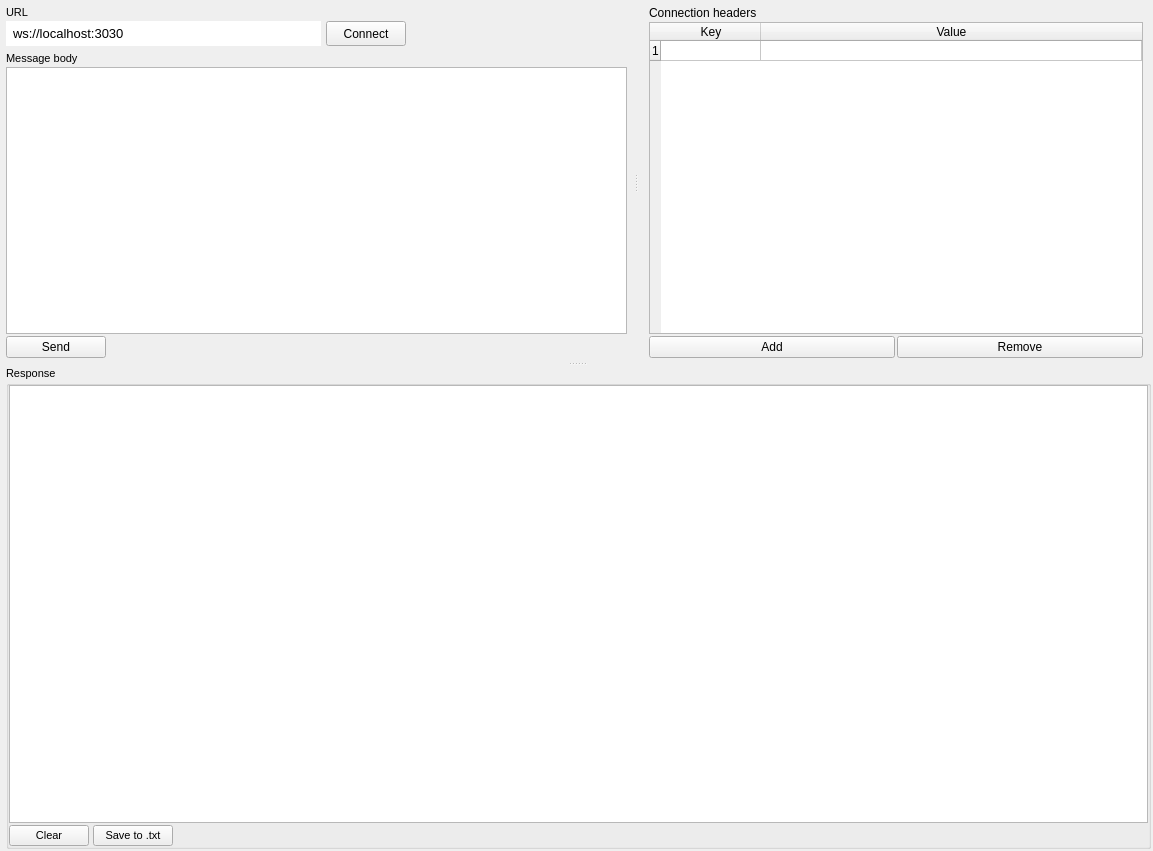
junioramilson/json-websocket-client, file src/UI/WSClientTabWidget.ui: the form before one commit.
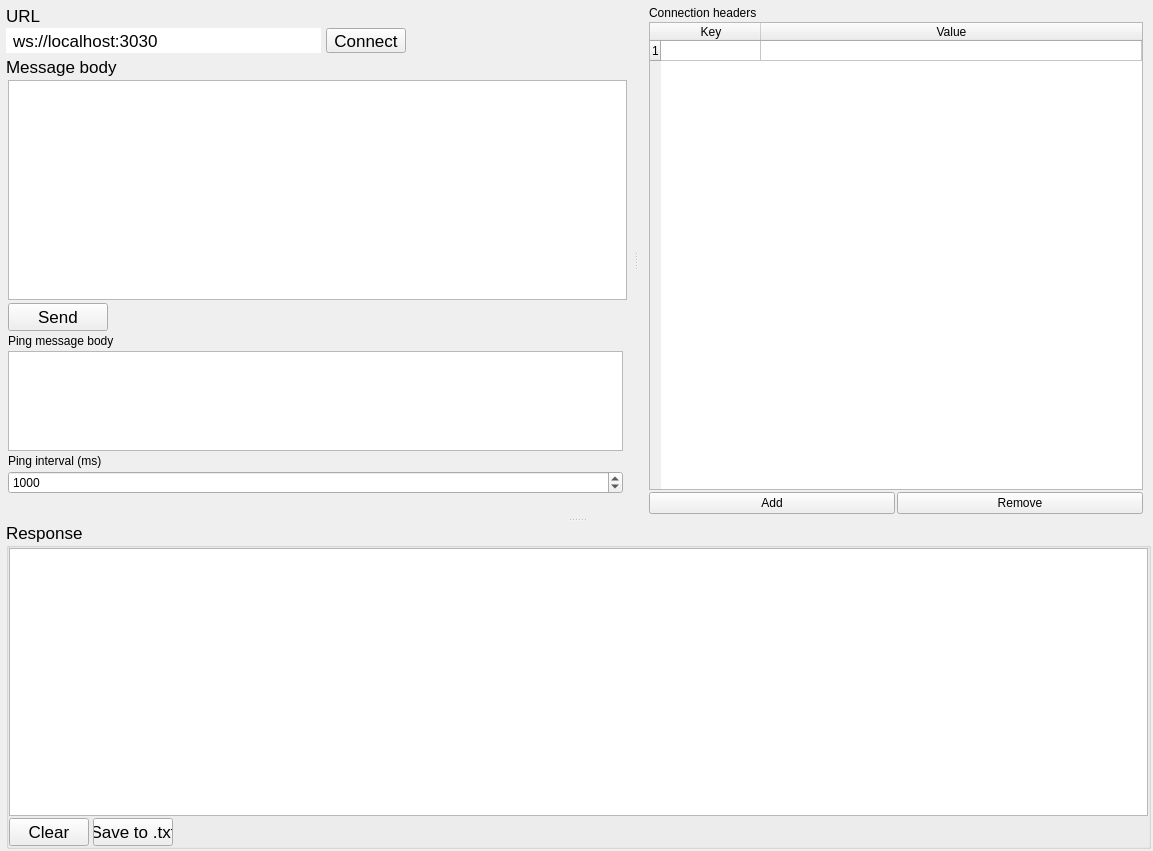
The form after the commit.

Commit message: add ping routine

What changed in the file:
```diff
--- a/src/UI/WSClientTabWidget.ui
+++ b/src/UI/WSClientTabWidget.ui
@@ -11,9 +11,7 @@
    </rect>
   </property>
   <property name="font">
-   <font>
-    <family>Segoe UI</family>
-   </font>
+   <font/>
   </property>
   <property name="windowTitle">
    <string>Form</string>
@@ -80,7 +78,7 @@
           <property name="frameShadow">
            <enum>QFrame::Plain</enum>
           </property>
-          <layout class="QGridLayout" name="gridLayout_8">
+          <layout class="QGridLayout" name="gridLayout_8" columnstretch="0">
            <property name="leftMargin">
             <number>4</number>
            </property>
@@ -93,9 +91,12 @@
            <property name="bottomMargin">
             <number>2</number>
            </property>
-           <property name="spacing">
+           <property name="horizontalSpacing">
             <number>2</number>
            </property>
+           <property name="verticalSpacing">
+            <number>1</number>
+           </property>
            <item row="0" column="0">
             <widget class="QFrame" name="frame">
              <property name="minimumSize">
@@ -148,9 +149,7 @@
                 </property>
                 <property name="font">
                  <font>
-                  <family>Segoe UI</family>
-                  <pointsize>9</pointsize>
-                  <weight>50</weight>
+                  <pointsize>13</pointsize>
                   <bold>false</bold>
                  </font>
                 </property>
@@ -172,9 +171,7 @@
                 </property>
                 <property name="font">
                  <font>
-                  <family>Segoe UI</family>
-                  <pointsize>10</pointsize>
-                  <weight>50</weight>
+                  <pointsize>13</pointsize>
                   <bold>false</bold>
                   <underline>false</underline>
                   <stylestrategy>PreferAntialias</stylestrategy>
@@ -216,9 +213,7 @@
                 </property>
                 <property name="font">
                  <font>
-                  <family>Segoe UI</family>
-                  <pointsize>8</pointsize>
-                  <weight>50</weight>
+                  <pointsize>13</pointsize>
                   <bold>false</bold>
                  </font>
                 </property>
@@ -267,54 +262,15 @@
                <number>2</number>
               </property>
               <property name="horizontalSpacing">
-               <number>0</number>
-              </property>
-              <property name="verticalSpacing">
                <number>2</number>
               </property>
-              <item row="2" column="3">
-               <spacer name="horizontalSpacer_2">
-                <property name="orientation">
-                 <enum>Qt::Horizontal</enum>
-                </property>
-                <property name="sizeHint" stdset="0">
-                 <size>
-                  <width>40</width>
-                  <height>20</height>
-                 </size>
-                </property>
-               </spacer>
-              </item>
-              <item row="2" column="2">
-               <widget class="QPushButton" name="sendMessageBtn">
-                <property name="sizePolicy">
-                 <sizepolicy hsizetype="Minimum" vsizetype="Preferred">
-                  <horstretch>0</horstretch>
-                  <verstretch>0</verstretch>
-                 </sizepolicy>
-                </property>
-                <property name="minimumSize">
-                 <size>
-                  <width>100</width>
-                  <height>0</height>
-                 </size>
-                </property>
-                <property name="font">
-                 <font>
-                  <family>Segoe UI</family>
-                  <pointsize>9</pointsize>
-                  <weight>50</weight>
-                  <bold>false</bold>
-                 </font>
-                </property>
-                <property name="styleSheet">
-                 <string notr="true"/>
-                </property>
+              <property name="verticalSpacing">
+               <number>3</number>
+              </property>
+              <item row="3" column="1">
+               <widget class="QLabel" name="label_5">
                 <property name="text">
-                 <string>Send</string>
-                </property>
-                <property name="autoRepeat">
-                 <bool>false</bool>
+                 <string>Ping message body</string>
                 </property>
                </widget>
               </item>
@@ -328,9 +284,7 @@
                 </property>
                 <property name="font">
                  <font>
-                  <family>Segoe UI</family>
-                  <pointsize>8</pointsize>
-                  <weight>50</weight>
+                  <pointsize>13</pointsize>
                   <bold>false</bold>
                  </font>
                 </property>
@@ -339,12 +293,22 @@
                 </property>
                </widget>
               </item>
+              <item row="8" column="1">
+               <widget class="QSpinBox" name="pingIntervalSpinBox">
+                <property name="maximum">
+                 <number>100000</number>
+                </property>
+                <property name="value">
+                 <number>1000</number>
+                </property>
+               </widget>
+              </item>
               <item row="1" column="1" colspan="3">
                <widget class="QTextEdit" name="messageTextInput">
                 <property name="minimumSize">
                  <size>
                   <width>0</width>
-                  <height>50</height>
+                  <height>100</height>
                  </size>
                 </property>
                 <property name="maximumSize">
@@ -355,9 +319,7 @@
                 </property>
                 <property name="font">
                  <font>
-                  <family>JetBrains Mono</family>
-                  <pointsize>9</pointsize>
-                  <weight>50</weight>
+                  <pointsize>13</pointsize>
                   <bold>false</bold>
                  </font>
                 </property>
@@ -378,9 +340,76 @@
                 </property>
                </widget>
               </item>
+              <item row="2" column="1">
+               <widget class="QPushButton" name="sendMessageBtn">
+                <property name="sizePolicy">
+                 <sizepolicy hsizetype="Minimum" vsizetype="Preferred">
+                  <horstretch>0</horstretch>
+                  <verstretch>0</verstretch>
+                 </sizepolicy>
+                </property>
+                <property name="minimumSize">
+                 <size>
+                  <width>100</width>
+                  <height>0</height>
+                 </size>
+                </property>
+                <property name="maximumSize">
+                 <size>
+                  <width>100</width>
+                  <height>16777215</height>
+                 </size>
+                </property>
+                <property name="font">
+                 <font>
+                  <pointsize>13</pointsize>
+                  <bold>false</bold>
+                 </font>
+                </property>
+                <property name="styleSheet">
+                 <string notr="true"/>
+                </property>
+                <property name="text">
+                 <string>Send</string>
+                </property>
+                <property name="autoRepeat">
+                 <bool>false</bool>
+                </property>
+               </widget>
+              </item>
+              <item row="5" column="1">
+               <widget class="QPlainTextEdit" name="pingMessageBodyTextEdit">
+                <property name="maximumSize">
+                 <size>
+                  <width>10000</width>
+                  <height>100</height>
+                 </size>
+                </property>
+               </widget>
+              </item>
+              <item row="6" column="1">
+               <widget class="QLabel" name="label_4">
+                <property name="text">
+                 <string>Ping interval (ms)</string>
+                </property>
+               </widget>
+              </item>
              </layout>
             </widget>
            </item>
+           <item row="2" column="0">
+            <spacer name="horizontalSpacer_2">
+             <property name="orientation">
+              <enum>Qt::Horizontal</enum>
+             </property>
+             <property name="sizeHint" stdset="0">
+              <size>
+               <width>40</width>
+               <height>20</height>
+              </size>
+             </property>
+            </spacer>
+           </item>
           </layout>
          </widget>
         </item>
@@ -515,7 +544,6 @@
               </property>
               <property name="font">
                <font>
-                <family>Segoe UI</family>
                 <stylestrategy>PreferAntialias</stylestrategy>
                </font>
               </property>
@@ -582,9 +610,7 @@
          </property>
          <property name="font">
           <font>
-           <family>Segoe UI</family>
-           <pointsize>8</pointsize>
-           <weight>50</weight>
+           <pointsize>13</pointsize>
            <bold>false</bold>
           </font>
          </property>
@@ -620,9 +646,7 @@
             </property>
             <property name="font">
              <font>
-              <family>Hack</family>
               <pointsize>9</pointsize>
-              <weight>50</weight>
               <bold>false</bold>
              </font>
             </property>
@@ -685,9 +709,7 @@
               </property>
               <property name="font">
                <font>
-                <family>Segoe UI</family>
-                <pointsize>8</pointsize>
-                <weight>50</weight>
+                <pointsize>13</pointsize>
                 <bold>false</bold>
                </font>
               </property>
@@ -712,9 +734,7 @@
               </property>
               <property name="font">
                <font>
-                <family>Segoe UI</family>
-                <pointsize>8</pointsize>
-                <weight>50</weight>
+                <pointsize>13</pointsize>
                 <bold>false</bold>
                </font>
               </property>
```
Left out of the diff: 48 changed lines with no effect on the pictures. The commit also changes 2 other files.
